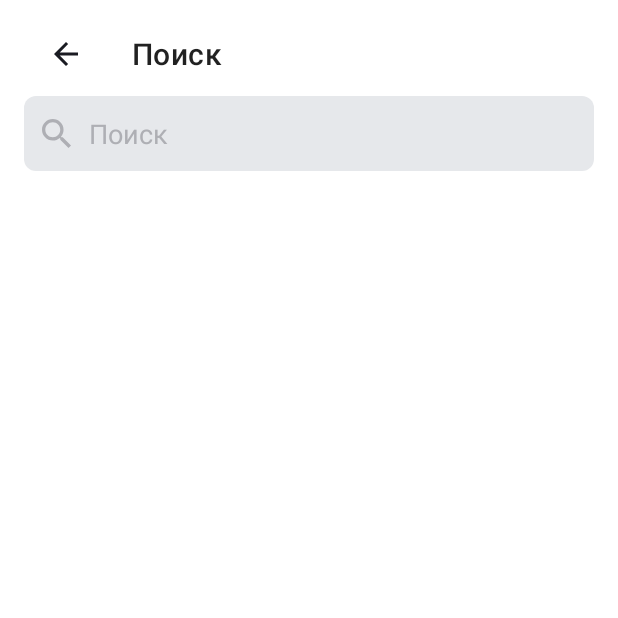
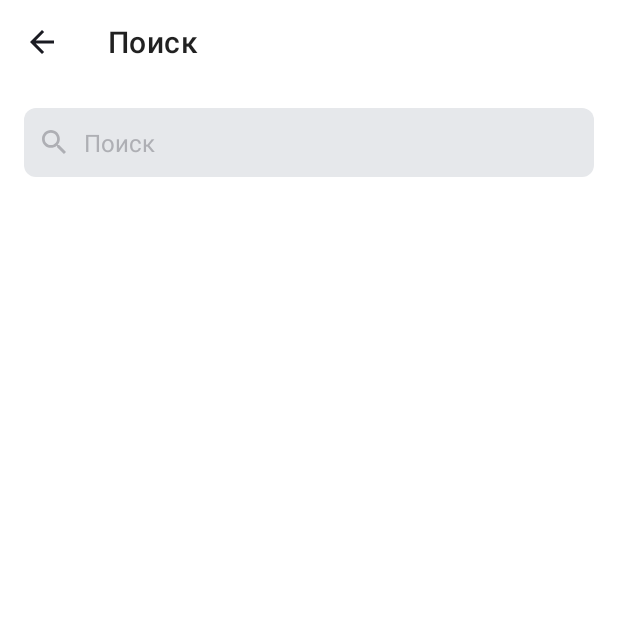
Before and after one commit to VaySpe/Playlist-Maker, an Android app: the SearchActivity screen opened directly, with no data from a screen before it, on a phone screen of 412 x 824 dp, the top half of it. Run offline under Robolectric (Android 15) with nearby library versions, the phone set to English and light mode, and no system bars.

Commit message:
HW 9 №2

```diff
--- a/app/src/main/java/com/example/playlistmaker/SearchActivity.kt
+++ b/app/src/main/java/com/example/playlistmaker/SearchActivity.kt
@@ -1,31 +1,33 @@
 package com.example.playlistmaker
 
 import android.content.Context
-import androidx.appcompat.app.AppCompatActivity
 import android.os.Bundle
 import android.text.Editable
 import android.text.TextWatcher
-import android.view.View
+import android.util.Log
 import android.view.inputmethod.InputMethodManager
 import android.widget.EditText
 import android.widget.ImageView
+import androidx.appcompat.app.AppCompatActivity
 import androidx.core.view.isVisible
 
 class SearchActivity : AppCompatActivity() {
     private var searchLine: String = AMOUNT_DEF
+    private lateinit var inputEditText: EditText
+    private lateinit var clearButton: ImageView
 
     override fun onCreate(savedInstanceState: Bundle?) {
         super.onCreate(savedInstanceState)
         setContentView(R.layout.activity_search)
+
+        inputEditText = findViewById(R.id.inputEditText)
+        clearButton = findViewById(R.id.clearIcon)
 
         val backSearchBtn = findViewById<androidx.appcompat.widget.Toolbar>(R.id.search_back)
 
         backSearchBtn.setOnClickListener {
             finish()
         }
-
-        val inputEditText = findViewById<EditText>(R.id.inputEditText)
-        val clearButton = findViewById<ImageView>(R.id.clearIcon)
 
         inputEditText.setText(searchLine)
 
@@ -55,11 +57,14 @@ class SearchActivity : AppCompatActivity() {
     override fun onSaveInstanceState(outState: Bundle) {
         super.onSaveInstanceState(outState)
         outState.putString(PRODUCT_AMOUNT, searchLine)
+        Log.d("SearchActivity", "onSaveInstanceState: $searchLine")
     }
 
     override fun onRestoreInstanceState(savedInstanceState: Bundle) {
         super.onRestoreInstanceState(savedInstanceState)
         searchLine = savedInstanceState.getString(PRODUCT_AMOUNT, AMOUNT_DEF)
+        inputEditText.setText(searchLine)
+        Log.d("SearchActivity", "onRestoreInstanceState: $searchLine")
     }
 
     companion object {
--- a/app/src/main/res/drawable/ic_search.xml
+++ b/app/src/main/res/drawable/ic_search.xml
@@ -1,6 +1,6 @@
 <vector xmlns:android="http://schemas.android.com/apk/res/android"
-    android:width="19dp"
-    android:height="19dp"
+    android:width="16dp"
+    android:height="16dp"
     android:viewportWidth="19"
     android:viewportHeight="19">
   <path
--- /dev/null
+++ b/app/src/main/res/drawable/x.xml
@@ -0,0 +1,9 @@
+<vector xmlns:android="http://schemas.android.com/apk/res/android"
+    android:width="12dp"
+    android:height="12dp"
+    android:viewportWidth="12"
+    android:viewportHeight="12">
+  <path
+      android:pathData="M12,1.209L10.791,0L6,4.791L1.209,0L0,1.209L4.791,6L0,10.791L1.209,12L6,7.209L10.791,12L12,10.791L7.209,6L12,1.209Z"
+      android:fillColor="#AEAFB4"/>
+</vector>
--- a/app/src/main/res/layout/activity_search.xml
+++ b/app/src/main/res/layout/activity_search.xml
@@ -7,29 +7,32 @@
     android:layout_height="match_parent"
     tools:context=".SearchActivity"
     android:orientation="vertical"
-    style="@style/NightBackground"
-    android:paddingHorizontal="@dimen/small_padding"
-    android:paddingVertical="@dimen/vsmall_padding">
+    style="@style/NightBackground">
 
     <androidx.appcompat.widget.Toolbar
         android:id="@+id/search_back"
         style="@style/ToolbarStyle"
-        app:title="@string/search"/>
+        app:title="@string/search" />
 
     <LinearLayout
         android:layout_width="match_parent"
         android:layout_height="wrap_content"
-        android:orientation="horizontal"
+        android:orientation="vertical"
+        android:layout_marginHorizontal="@dimen/small_padding"
+        android:layout_marginVertical="@dimen/small_padding">
+
+        <FrameLayout
+            android:layout_width="match_parent"
+            android:layout_height="wrap_content"
             style="@style/SearchLineLayout">
-
 
             <EditText
                 android:id="@+id/inputEditText"
-            android:layout_width="0dp"
-            android:layout_weight="1"
-            android:layout_height="50dp"
+                android:layout_width="match_parent"
+                android:layout_height="match_parent"
                 android:hint="@string/search"
                 android:textColor="@color/black"
+                android:textSize="@dimen/medium_text"
                 android:drawableStart="@drawable/ic_search"
                 android:drawablePadding="@dimen/nvsmall_padding"
                 android:padding="@dimen/nvsmall_padding"
@@ -40,11 +43,15 @@
             <ImageView
                 android:id="@+id/clearIcon"
                 android:layout_width="wrap_content"
-            android:layout_height="wrap_content"
-            android:layout_gravity="center"
-            android:src="@android:drawable/ic_menu_close_clear_cancel"
-            android:visibility="gone"
-            style="@style/ClearBtn"/>
+                android:layout_height="match_parent"
+                android:layout_gravity="end"
+                android:src="@drawable/x"
+                android:paddingVertical="@dimen/nvsmall_padding"
+                android:paddingHorizontal="14dp"
+                style="@style/ClearBtn"
+                android:visibility="gone"/>
+
+        </FrameLayout>
 
     </LinearLayout>
 
--- a/app/src/main/res/values-night/styles.xml
+++ b/app/src/main/res/values-night/styles.xml
@@ -15,7 +15,7 @@
         <item name="navigationIcon">@drawable/arrow_back_night</item>
     </style>
 
-    <style name="MainButtonStyle">
+    <style name="MainButtonStyle" parent="Widget.MaterialComponents.Button.UnelevatedButton">
         <item name="android:layout_width">match_parent</item>
         <item name="android:layout_height">match_parent</item>
         <item name="android:layout_weight">1</item>
--- a/app/src/main/res/values/strings.xml
+++ b/app/src/main/res/values/strings.xml
@@ -12,4 +12,5 @@
     <string name="mail_theme">Сообщение разработчикам и разработчицам приложения Playlist Maker</string>
     <string name="mail_message">Спасибо разработчикам и разработчицам за крутое приложение!</string>
     <string name="doc_url">https://yandex.ru/legal/practicum_offer/</string>
+    <string name="mail">vik.antufev@yandex.ru</string>
 </resources>
--- a/app/src/main/res/values/styles.xml
+++ b/app/src/main/res/values/styles.xml
@@ -10,7 +10,7 @@
         <item name="navigationIcon">@drawable/arrow_back</item>
     </style>
 
-    <style name="MainButtonStyle">
+    <style name="MainButtonStyle" parent="Widget.MaterialComponents.Button.UnelevatedButton">
         <item name="android:layout_width">match_parent</item>
         <item name="android:layout_height">match_parent</item>
         <item name="android:layout_weight">1</item>
```
Also changed, not shown: app/src/main/AndroidManifest.xml (+5 -10 lines), app/src/main/java/com/example/playlistmaker/SettingsActivity.kt (+5 -9 lines). Lines whose indentation alone changed are shown as unchanged.
